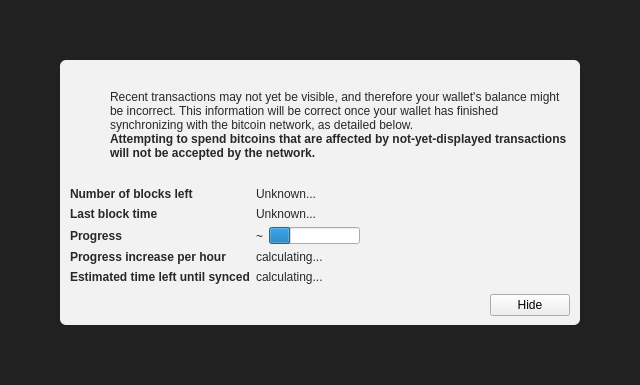
wbt/primecoin, file src/qt/forms/modaloverlay.ui: the form before one commit.
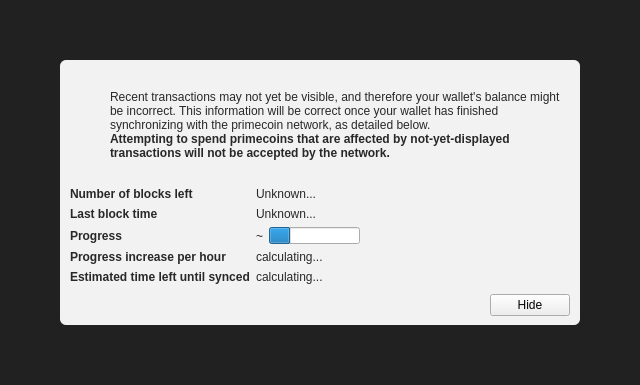
The form after the commit. Icons and pictures are not drawn. Custom widgets are drawn as their Qt base class.

Commit message: Fix qt user messages to display primecoin (#102)

The edit to the form file:
```diff
--- a/src/qt/forms/modaloverlay.ui
+++ b/src/qt/forms/modaloverlay.ui
@@ -130,7 +130,7 @@
              <item>
               <widget class="QLabel" name="infoText">
                <property name="text">
-                <string>Recent transactions may not yet be visible, and therefore your wallet's balance might be incorrect. This information will be correct once your wallet has finished synchronizing with the bitcoin network, as detailed below.</string>
+                <string>Recent transactions may not yet be visible, and therefore your wallet's balance might be incorrect. This information will be correct once your wallet has finished synchronizing with the primecoin network, as detailed below.</string>
                </property>
                <property name="textFormat">
                 <enum>Qt::RichText</enum>
@@ -149,7 +149,7 @@
                 </font>
                </property>
                <property name="text">
-                <string>Attempting to spend bitcoins that are affected by not-yet-displayed transactions will not be accepted by the network.</string>
+                <string>Attempting to spend primecoins that are affected by not-yet-displayed transactions will not be accepted by the network.</string>
                </property>
                <property name="textFormat">
                 <enum>Qt::RichText</enum>
```
The commit also changes 20 other files.
